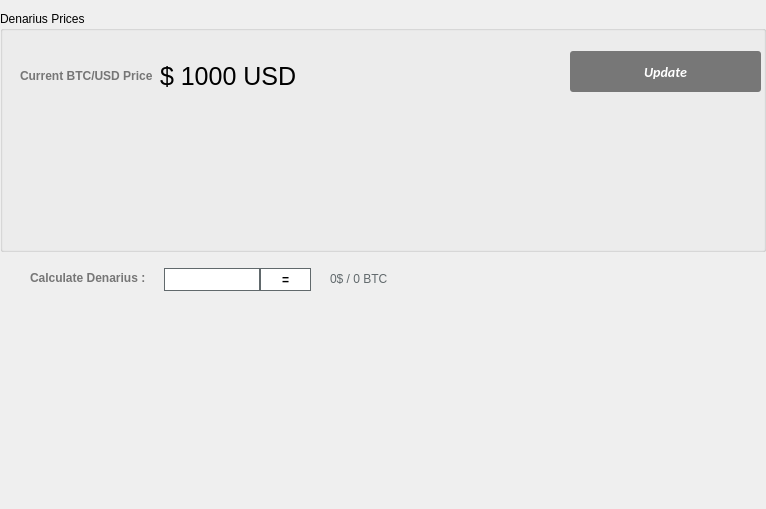
The window that src/qt/forms/poolbrowser.ui (metaspartan/denarius) describes before a commit, drawn with Qt 5.
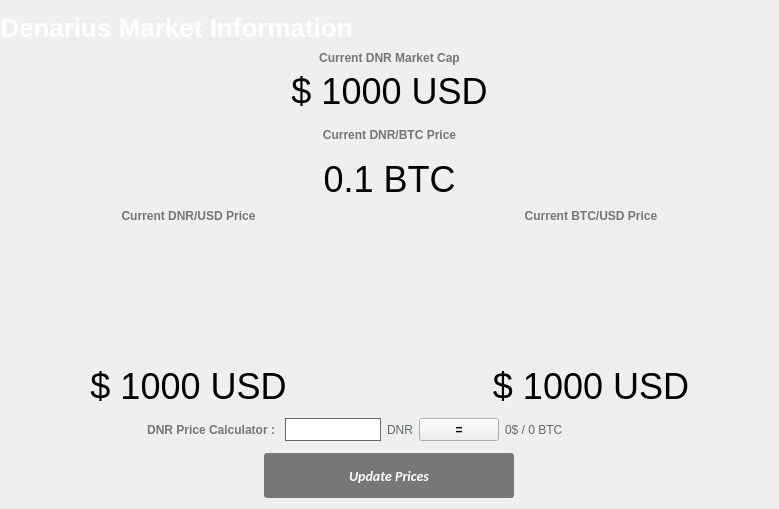
The same window after the commit. Icons and pictures are not drawn.

Commit message: Market Info

Patch:
```diff
--- a/src/qt/forms/poolbrowser.ui
+++ b/src/qt/forms/poolbrowser.ui
@@ -9,10 +9,16 @@
    <rect>
     <x>0</x>
     <y>0</y>
-    <width>766</width>
+    <width>779</width>
     <height>509</height>
    </rect>
   </property>
+  <property name="sizePolicy">
+   <sizepolicy hsizetype="Preferred" vsizetype="Preferred">
+    <horstretch>0</horstretch>
+    <verstretch>0</verstretch>
+   </sizepolicy>
+  </property>
   <property name="windowTitle">
    <string>Digging</string>
   </property>
@@ -30,65 +36,37 @@
     <number>0</number>
    </property>
    <item row="0" column="0">
-    <widget class="QGroupBox" name="groupBox">
-     <property name="title">
-      <string>Denarius Prices</string>
+    <widget class="QLabel" name="label_4">
+     <property name="styleSheet">
+      <string notr="true">color: #FFF;font-size:26px;font-weight:600;</string>
      </property>
-     <widget class="QLabel" name="label_13">
-      <property name="geometry">
-       <rect>
-        <x>20</x>
-        <y>50</y>
-        <width>380</width>
-        <height>31</height>
-       </rect>
-      </property>
       <property name="text">
-       <string>&lt;html&gt;&lt;head/&gt;&lt;body&gt;&lt;p&gt;&lt;span style=&quot; font-weight:600; color:#767676;&quot;&gt;Current BTC/USD Price&lt;/span&gt;&lt;/p&gt;&lt;/body&gt;&lt;/html&gt;</string>
-      </property>
-     </widget>
-     <widget class="QLabel" name="bitcoin">
-      <property name="geometry">
-       <rect>
-        <x>160</x>
-        <y>50</y>
-        <width>380</width>
-        <height>31</height>
-       </rect>
-      </property>
-      <property name="font">
-       <font>
-        <pointsize>19</pointsize>
-       </font>
-      </property>
-      <property name="mouseTracking">
-       <bool>true</bool>
-      </property>
-      <property name="text">
-       <string notr="true">$ 1000 USD</string>
-      </property>
-      <property name="scaledContents">
-       <bool>false</bool>
+      <string>Denarius Market Information</string>
       </property>
       <property name="alignment">
-       <set>Qt::AlignLeading|Qt::AlignLeft|Qt::AlignVCenter</set>
-      </property>
-     </widget>
+      <set>Qt::AlignCenter</set>
+     </property>
+     <property name="margin">
+      <number>15</number>
+     </property>
+    </widget>
+   </item>
+   <item row="19" column="0" colspan="3">
+    <layout class="QHBoxLayout" name="horizontalLayout_4">
+     <item>
      <widget class="QPushButton" name="startButton">
-      <property name="geometry">
-       <rect>
-        <x>570</x>
-        <y>40</y>
-        <width>191</width>
-        <height>41</height>
-       </rect>
-      </property>
       <property name="sizePolicy">
-       <sizepolicy hsizetype="Expanding" vsizetype="Expanding">
+        <sizepolicy hsizetype="Fixed" vsizetype="Fixed">
         <horstretch>0</horstretch>
         <verstretch>0</verstretch>
        </sizepolicy>
       </property>
+       <property name="minimumSize">
+        <size>
+         <width>250</width>
+         <height>45</height>
+        </size>
+       </property>
       <property name="font">
        <font>
         <family>calibri</family>
@@ -102,7 +80,7 @@
        <string notr="true">background:#777;color:white;margin:0px;text-align:center;padding:2px;border-radius:3px;font-style:italic;width:100px;font-size:14px;font-family:calibri;font-weight:600;</string>
       </property>
       <property name="text">
-       <string>Update</string>
+        <string>Update Prices</string>
       </property>
       <property name="iconSize">
        <size>
@@ -111,38 +89,212 @@
        </size>
       </property>
      </widget>
-    </widget>
-   </item>
-   <item row="1" column="0">
-    <widget class="QWidget" name="widget" native="true">
+     </item>
+    </layout>
+   </item>
+   <item row="1" column="0" colspan="3">
+    <layout class="QHBoxLayout" name="horizontalLayout_8">
+     <item>
+      <widget class="QLabel" name="label_15">
+       <property name="sizePolicy">
+        <sizepolicy hsizetype="Expanding" vsizetype="Fixed">
+         <horstretch>0</horstretch>
+         <verstretch>0</verstretch>
+        </sizepolicy>
+       </property>
+       <property name="text">
+        <string>&lt;html&gt;&lt;head/&gt;&lt;body&gt;&lt;p&gt;&lt;span style=&quot; font-weight:600; color:#767676;&quot;&gt;Current DNR Market Cap&lt;/span&gt;&lt;/p&gt;&lt;/body&gt;&lt;/html&gt;</string>
+       </property>
+       <property name="alignment">
+        <set>Qt::AlignCenter</set>
+       </property>
+      </widget>
+     </item>
+    </layout>
+   </item>
+   <item row="3" column="0" colspan="3">
+    <layout class="QHBoxLayout" name="horizontalLayout_7">
+     <item>
+      <widget class="QLabel" name="dnrmc">
+       <property name="font">
+        <font>
+         <pointsize>27</pointsize>
+        </font>
+       </property>
+       <property name="mouseTracking">
+        <bool>true</bool>
+       </property>
+       <property name="text">
+        <string notr="true">$ 1000 USD</string>
+       </property>
+       <property name="scaledContents">
+        <bool>false</bool>
+       </property>
+       <property name="alignment">
+        <set>Qt::AlignCenter</set>
+       </property>
+      </widget>
+     </item>
+    </layout>
+   </item>
+   <item row="14" column="0" colspan="3">
+    <layout class="QHBoxLayout" name="horizontalLayout_12">
+     <item>
+      <layout class="QVBoxLayout" name="verticalLayout">
+       <item>
+        <layout class="QHBoxLayout" name="horizontalLayout_10">
+         <item>
+          <widget class="QLabel" name="label_3">
+           <property name="sizePolicy">
+            <sizepolicy hsizetype="Fixed" vsizetype="Fixed">
+             <horstretch>0</horstretch>
+             <verstretch>0</verstretch>
+            </sizepolicy>
+           </property>
      <property name="minimumSize">
       <size>
-       <width>0</width>
-       <height>43</height>
-      </size>
-     </property>
+             <width>128</width>
+             <height>128</height>
+            </size>
+           </property>
+           <property name="maximumSize">
+            <size>
+             <width>128</width>
+             <height>128</height>
+            </size>
+           </property>
+           <property name="text">
+            <string/>
+           </property>
+           <property name="textFormat">
+            <enum>Qt::RichText</enum>
+           </property>
+           <property name="pixmap">
+            <pixmap resource="../bitcoin.qrc">:/icons/denarius</pixmap>
+           </property>
+           <property name="scaledContents">
+            <bool>true</bool>
+           </property>
+           <property name="alignment">
+            <set>Qt::AlignCenter</set>
+           </property>
+           <property name="margin">
+            <number>0</number>
+           </property>
+          </widget>
+         </item>
+        </layout>
+       </item>
+      </layout>
+     </item>
+     <item>
+      <spacer name="horizontalSpacer">
+       <property name="orientation">
+        <enum>Qt::Horizontal</enum>
+       </property>
+       <property name="sizeType">
+        <enum>QSizePolicy::Fixed</enum>
+       </property>
+       <property name="sizeHint" stdset="0">
+        <size>
+         <width>250</width>
+         <height>20</height>
+        </size>
+       </property>
+      </spacer>
+     </item>
+     <item>
+      <layout class="QVBoxLayout" name="verticalLayout_2">
+       <item>
+        <layout class="QHBoxLayout" name="horizontalLayout_11">
+         <item>
+          <widget class="QLabel" name="label_2">
+           <property name="sizePolicy">
+            <sizepolicy hsizetype="Fixed" vsizetype="Fixed">
+             <horstretch>0</horstretch>
+             <verstretch>0</verstretch>
+            </sizepolicy>
+           </property>
+           <property name="minimumSize">
+            <size>
+             <width>128</width>
+             <height>128</height>
+            </size>
+           </property>
+           <property name="maximumSize">
+            <size>
+             <width>128</width>
+             <height>128</height>
+            </size>
+           </property>
+           <property name="text">
+            <string/>
+           </property>
+           <property name="textFormat">
+            <enum>Qt::RichText</enum>
+           </property>
+           <property name="pixmap">
+            <pixmap resource="../bitcoin.qrc">:/icons/btc</pixmap>
+           </property>
+           <property name="scaledContents">
+            <bool>true</bool>
+           </property>
+           <property name="alignment">
+            <set>Qt::AlignCenter</set>
+           </property>
+          </widget>
+         </item>
+        </layout>
+       </item>
+      </layout>
+     </item>
+    </layout>
+   </item>
+   <item row="6" column="0" colspan="3">
+    <layout class="QHBoxLayout" name="horizontalLayout_2">
+     <property name="spacing">
+      <number>150</number>
+     </property>
+     <property name="sizeConstraint">
+      <enum>QLayout::SetDefaultConstraint</enum>
+     </property>
+     <item>
+      <widget class="QLabel" name="dnrbtc">
+       <property name="font">
+        <font>
+         <pointsize>27</pointsize>
+        </font>
+       </property>
+       <property name="text">
+        <string>0.1 BTC</string>
+       </property>
+       <property name="alignment">
+        <set>Qt::AlignCenter</set>
+       </property>
+      </widget>
+     </item>
+    </layout>
+   </item>
+   <item row="17" column="0" colspan="3">
+    <layout class="QHBoxLayout" name="horizontalLayout">
+     <item>
      <widget class="QLabel" name="label_31">
-      <property name="geometry">
-       <rect>
-        <x>30</x>
-        <y>10</y>
-        <width>131</width>
-        <height>20</height>
-       </rect>
+       <property name="sizePolicy">
+        <sizepolicy hsizetype="Expanding" vsizetype="Preferred">
+         <horstretch>0</horstretch>
+         <verstretch>0</verstretch>
+        </sizepolicy>
       </property>
       <property name="text">
-       <string>&lt;html&gt;&lt;head/&gt;&lt;body&gt;&lt;p&gt;&lt;span style=&quot; font-weight:600; color:#767676;&quot;&gt;Calculate Denarius :&lt;/span&gt;&lt;/p&gt;&lt;/body&gt;&lt;/html&gt;</string>
-      </property>
-     </widget>
+        <string>&lt;html&gt;&lt;head/&gt;&lt;body&gt;&lt;p&gt;&lt;span style=&quot; font-weight:600; color:#767676;&quot;&gt;DNR Price Calculator :&lt;/span&gt;&lt;/p&gt;&lt;/body&gt;&lt;/html&gt;</string>
+       </property>
+       <property name="alignment">
+        <set>Qt::AlignRight|Qt::AlignTrailing|Qt::AlignVCenter</set>
+       </property>
+      </widget>
+     </item>
+     <item>
      <widget class="QLineEdit" name="egals">
-      <property name="geometry">
-       <rect>
-        <x>160</x>
-        <y>10</y>
-        <width>100</width>
-        <height>23</height>
-       </rect>
-      </property>
       <property name="minimumSize">
        <size>
         <width>100</width>
@@ -159,14 +311,24 @@
        <string notr="true">border: 1px solid #61696c;margin-left:4px;</string>
       </property>
      </widget>
+     </item>
+     <item>
+      <widget class="QLabel" name="label">
+       <property name="styleSheet">
+        <string notr="true">color:#61696c;</string>
+       </property>
+       <property name="text">
+        <string>DNR</string>
+       </property>
+      </widget>
+     </item>
+     <item>
      <widget class="QPushButton" name="egal">
-      <property name="geometry">
-       <rect>
-        <x>260</x>
-        <y>10</y>
-        <width>51</width>
-        <height>23</height>
-       </rect>
+       <property name="sizePolicy">
+        <sizepolicy hsizetype="Fixed" vsizetype="Fixed">
+         <horstretch>0</horstretch>
+         <verstretch>0</verstretch>
+        </sizepolicy>
       </property>
       <property name="minimumSize">
        <size>
@@ -175,20 +337,20 @@
        </size>
       </property>
       <property name="styleSheet">
-       <string notr="true">border:1px solid #61696c;background:white;font-weight:600;</string>
+        <string notr="true">font-weight:600;</string>
       </property>
       <property name="text">
        <string>=</string>
       </property>
      </widget>
+     </item>
+     <item>
      <widget class="QLabel" name="egald">
-      <property name="geometry">
-       <rect>
-        <x>330</x>
-        <y>0</y>
-        <width>201</width>
-        <height>41</height>
-       </rect>
+       <property name="sizePolicy">
+        <sizepolicy hsizetype="Expanding" vsizetype="Preferred">
+         <horstretch>0</horstretch>
+         <verstretch>0</verstretch>
+        </sizepolicy>
       </property>
       <property name="styleSheet">
        <string notr="true">color:#61696c;</string>
@@ -197,6 +359,143 @@
        <string>0$ / 0 BTC</string>
       </property>
      </widget>
+     </item>
+    </layout>
+   </item>
+   <item row="13" column="0" colspan="3">
+    <layout class="QHBoxLayout" name="horizontalLayout_6">
+     <item>
+      <widget class="QLabel" name="label_14">
+       <property name="sizePolicy">
+        <sizepolicy hsizetype="Expanding" vsizetype="Fixed">
+         <horstretch>0</horstretch>
+         <verstretch>0</verstretch>
+        </sizepolicy>
+       </property>
+       <property name="text">
+        <string>&lt;html&gt;&lt;head/&gt;&lt;body&gt;&lt;p&gt;&lt;span style=&quot; font-weight:600; color:#767676;&quot;&gt;Current DNR/USD Price&lt;/span&gt;&lt;/p&gt;&lt;/body&gt;&lt;/html&gt;</string>
+       </property>
+       <property name="alignment">
+        <set>Qt::AlignCenter</set>
+       </property>
+      </widget>
+     </item>
+     <item>
+      <spacer name="horizontalSpacer_3">
+       <property name="orientation">
+        <enum>Qt::Horizontal</enum>
+       </property>
+       <property name="sizeType">
+        <enum>QSizePolicy::Fixed</enum>
+       </property>
+       <property name="sizeHint" stdset="0">
+        <size>
+         <width>20</width>
+         <height>20</height>
+        </size>
+       </property>
+      </spacer>
+     </item>
+     <item>
+      <widget class="QLabel" name="label_13">
+       <property name="sizePolicy">
+        <sizepolicy hsizetype="Expanding" vsizetype="Fixed">
+         <horstretch>0</horstretch>
+         <verstretch>0</verstretch>
+        </sizepolicy>
+       </property>
+       <property name="text">
+        <string>&lt;html&gt;&lt;head/&gt;&lt;body&gt;&lt;p&gt;&lt;span style=&quot; font-weight:600; color:#767676;&quot;&gt;Current BTC/USD Price&lt;/span&gt;&lt;/p&gt;&lt;/body&gt;&lt;/html&gt;</string>
+       </property>
+       <property name="alignment">
+        <set>Qt::AlignCenter</set>
+       </property>
+      </widget>
+     </item>
+    </layout>
+   </item>
+   <item row="16" column="0" colspan="3">
+    <layout class="QHBoxLayout" name="horizontalLayout_5">
+     <item>
+      <widget class="QLabel" name="denarius">
+       <property name="sizePolicy">
+        <sizepolicy hsizetype="Expanding" vsizetype="Preferred">
+         <horstretch>0</horstretch>
+         <verstretch>0</verstretch>
+        </sizepolicy>
+       </property>
+       <property name="font">
+        <font>
+         <pointsize>27</pointsize>
+        </font>
+       </property>
+       <property name="mouseTracking">
+        <bool>true</bool>
+       </property>
+       <property name="text">
+        <string notr="true">$ 1000 USD</string>
+       </property>
+       <property name="scaledContents">
+        <bool>false</bool>
+       </property>
+       <property name="alignment">
+        <set>Qt::AlignCenter</set>
+       </property>
+      </widget>
+     </item>
+     <item>
+      <spacer name="horizontalSpacer_2">
+       <property name="orientation">
+        <enum>Qt::Horizontal</enum>
+       </property>
+       <property name="sizeType">
+        <enum>QSizePolicy::Fixed</enum>
+       </property>
+       <property name="sizeHint" stdset="0">
+        <size>
+         <width>20</width>
+         <height>20</height>
+        </size>
+       </property>
+      </spacer>
+     </item>
+     <item>
+      <widget class="QLabel" name="bitcoin">
+       <property name="sizePolicy">
+        <sizepolicy hsizetype="Expanding" vsizetype="Preferred">
+         <horstretch>0</horstretch>
+         <verstretch>0</verstretch>
+        </sizepolicy>
+       </property>
+       <property name="font">
+        <font>
+         <pointsize>27</pointsize>
+        </font>
+       </property>
+       <property name="mouseTracking">
+        <bool>true</bool>
+       </property>
+       <property name="text">
+        <string notr="true">$ 1000 USD</string>
+       </property>
+       <property name="scaledContents">
+        <bool>false</bool>
+       </property>
+       <property name="alignment">
+        <set>Qt::AlignCenter</set>
+       </property>
+      </widget>
+     </item>
+    </layout>
+   </item>
+   <item row="5" column="0" colspan="3">
+    <widget class="QLabel" name="label_5">
+     <property name="text">
+      <string>&lt;html&gt;&lt;head/&gt;&lt;body&gt;&lt;p&gt;&lt;span style=&quot; font-weight:600; color:#767676;&quot;&gt;Current DNR/BTC Price&lt;/span&gt;&lt;/p&gt;&lt;/body&gt;&lt;/html&gt;</string>
+     </property>
+     <property name="alignment">
+      <set>Qt::AlignCenter</set>
+     </property>
     </widget>
    </item>
   </layout>
```
Lines whose indentation alone changed are shown as unchanged. The commit also changes 7 other files.
